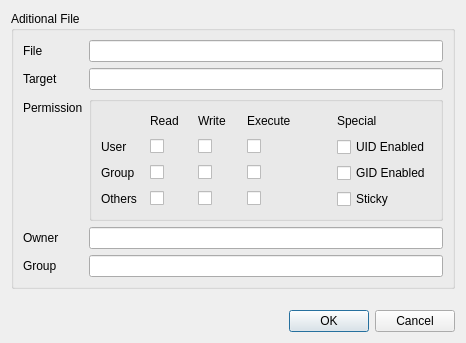
The window that ui/aditionalfiledialog.ui (huseyinkozan/PiSiDo) describes before a commit, drawn with Qt 5.
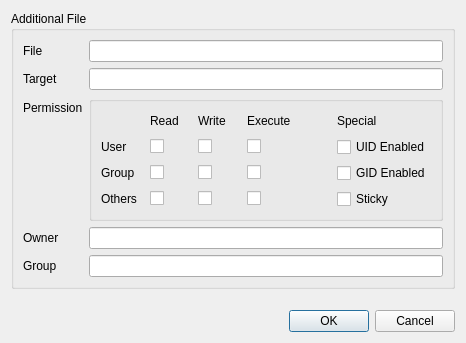
The same window after the commit.

Commit message: Fix AdditionalFile[s] tags spelling.

What changed in the file:
```diff
--- a/ui/aditionalfiledialog.ui
+++ b/ui/aditionalfiledialog.ui
@@ -17,7 +17,7 @@
    <item>
     <widget class="QGroupBox" name="groupBox_2">
      <property name="title">
-      <string>Aditional File</string>
+      <string>Additional File</string>
      </property>
      <layout class="QFormLayout" name="formLayout">
       <item row="0" column="0">
```
Left out of the diff: 2 changed lines with no effect on the pictures. The commit also changes 2 other files.
